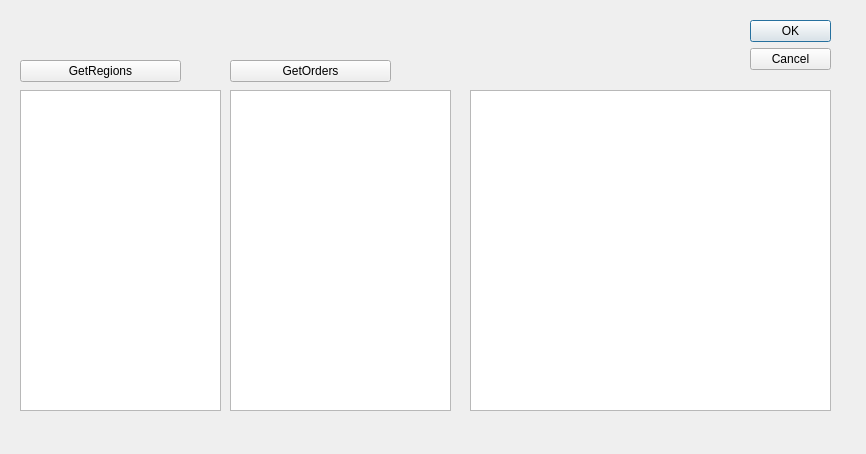
Old version of the form listview.ui in the repository Gance54/test_qt.
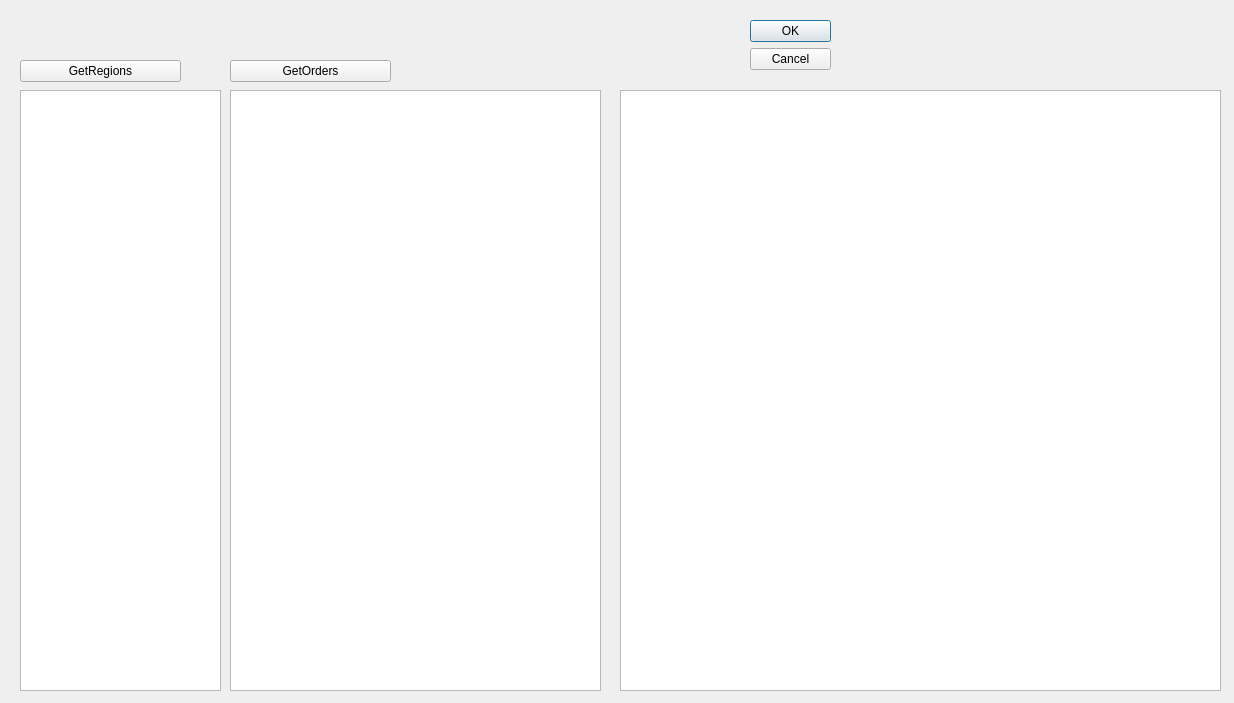
New version of the form.

Patch:
```diff
--- a/listview.ui
+++ b/listview.ui
@@ -6,8 +6,8 @@
    <rect>
     <x>0</x>
     <y>0</y>
-    <width>866</width>
-    <height>454</height>
+    <width>1234</width>
+    <height>703</height>
    </rect>
   </property>
   <property name="windowTitle">
@@ -48,7 +48,7 @@
      <x>20</x>
      <y>90</y>
      <width>201</width>
-     <height>321</height>
+     <height>601</height>
     </rect>
    </property>
   </widget>
@@ -70,18 +70,18 @@
     <rect>
      <x>230</x>
      <y>90</y>
-     <width>221</width>
-     <height>321</height>
+     <width>371</width>
+     <height>601</height>
     </rect>
    </property>
   </widget>
   <widget class="QTextBrowser" name="goodTextBrowser">
    <property name="geometry">
     <rect>
-     <x>470</x>
+     <x>620</x>
      <y>90</y>
-     <width>361</width>
-     <height>321</height>
+     <width>601</width>
+     <height>601</height>
     </rect>
    </property>
   </widget>
```
